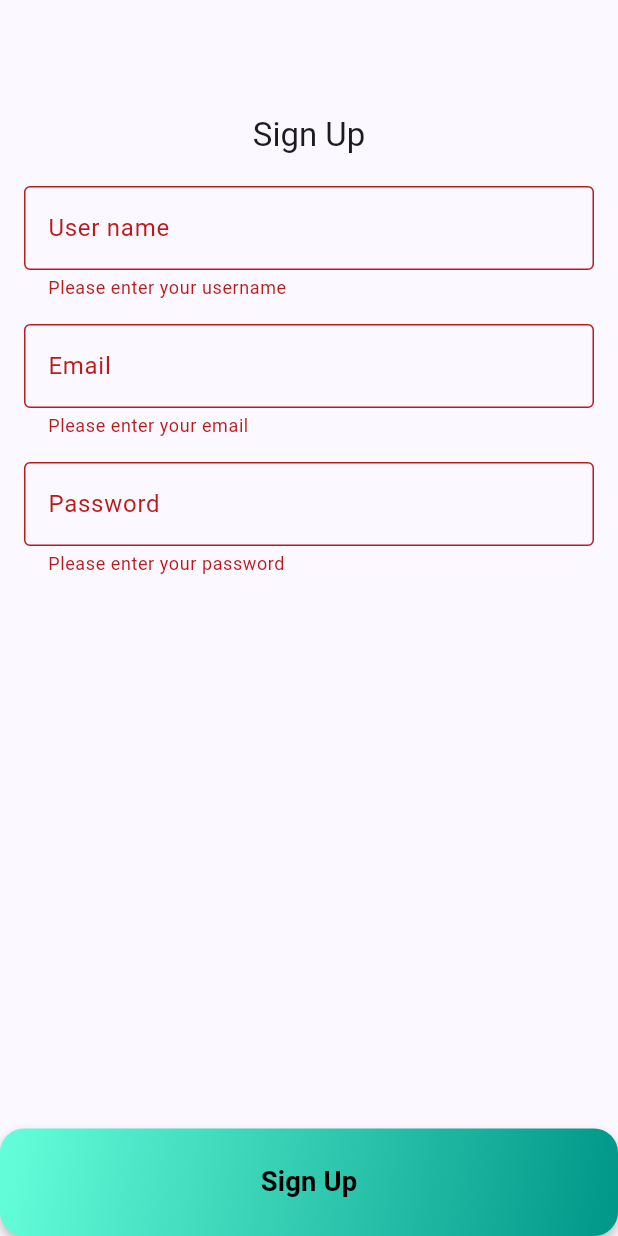
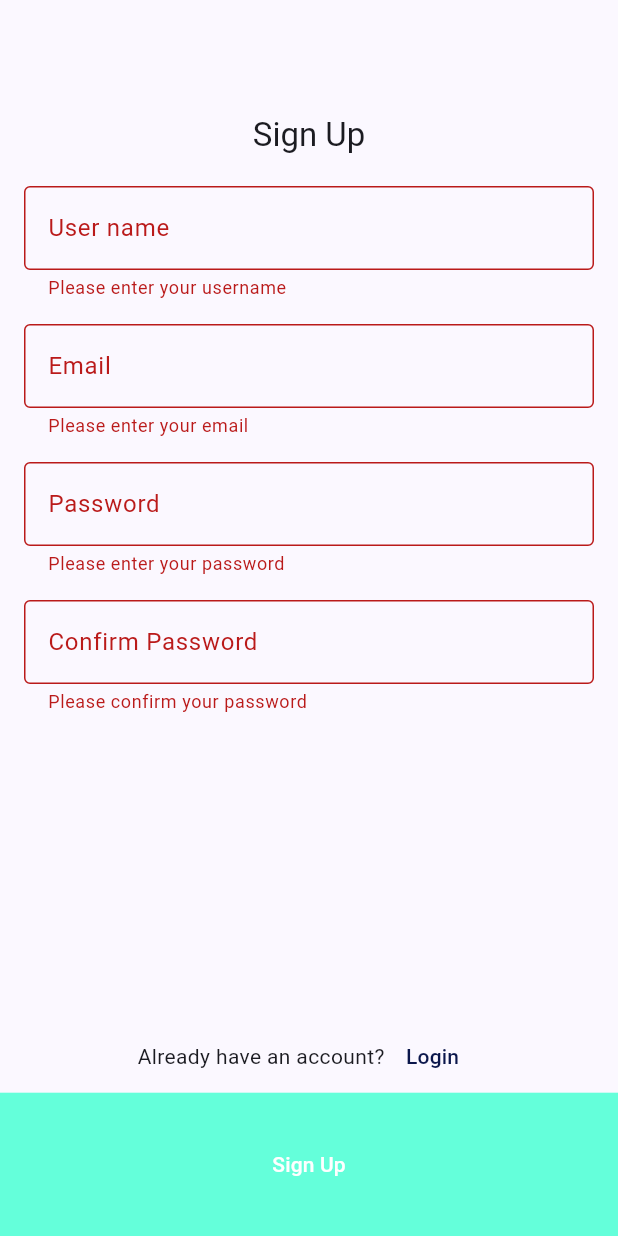
Before and after one commit to The-Black-Shadow/cryptox, a Flutter app: the SignupScreen screen opened by its route, after a tap on "Sign Up", on a phone screen of 412 x 824 dp. Run offline on Flutter 3.47's test engine with Material 3 defaults, Android fonts, the phone set to English and light mode, and no system bars; our stand-ins replace bloc, bloc_concurrency, cloud_firestore, equatable, firebase_auth, firebase_core and 9 more; missing offline and left inert: authentication_buttons, debounce_throttle, flutter_stripe; accounts and stored records are empty; generated files the repository leaves out were written again.

Commit message:
added logic to signUpwith email screen

```diff
--- a/lib/data/repositories/auth_repository.dart
+++ b/lib/data/repositories/auth_repository.dart
@@ -10,7 +10,7 @@ class AuthRepository {
   final FirebaseAuth _auth = FirebaseAuth.instance;
   final FirebaseFirestore _firestore = FirebaseFirestore.instance;
 
- Future<UserModel?> signInWithGoogle() async {
+  Future<UserModel?> signInWithGoogle() async {
     try {
       final GoogleSignInAccount? googleUser = await GoogleSignIn().signIn();
 
@@ -19,17 +19,20 @@ class AuthRepository {
         return null;
       }
 
-      final GoogleSignInAuthentication googleAuth = await googleUser.authentication;
+      final GoogleSignInAuthentication googleAuth =
+          await googleUser.authentication;
       final AuthCredential credential = GoogleAuthProvider.credential(
         accessToken: googleAuth.accessToken,
       );
 
-      final UserCredential authResult = await _auth.signInWithCredential(credential);
+      final UserCredential authResult = await _auth.signInWithCredential(
+        credential,
+      );
       final User? user = authResult.user;
 
       if (user != null) {
         // This now creates the user if they don't exist
-        await createUserInDatabase(user);
+        await createUserInDatabase(user, null);
         // After signing in, fetch the full profile (which includes the role)
         final userModel = await fetchUserProfile();
         return userModel;
@@ -41,8 +44,34 @@ class AuthRepository {
     }
   }
 
+  //signUp with email
+  Future<UserModel?> signUpWithEmail(
+    String email,
+    String password,
+    String username,
+  ) async {
+    try {
+      final credential = await _auth.createUserWithEmailAndPassword(
+        email: email,
+        password: password,
+      );
 
-  Future<void> createUserInDatabase(User user) async {
+      final user = credential.user;
+      if (user != null) {
+        // This now creates the user if they don't exist
+        await createUserInDatabase(user, username);
+        // After signing in, fetch the full profile (which includes the role)
+        final userModel = await fetchUserProfile();
+        return userModel;
+      }
+      return null;
+    } catch (error) {
+      debugPrint("Error signing in with Google: $error");
+      return null;
+    }
+  }
+
+  Future<void> createUserInDatabase(User user, String? username) async {
     try {
       final userDocRef = _firestore.collection('users').doc(user.uid);
       final userDoc = await userDocRef.get();
@@ -60,7 +89,7 @@ class AuthRepository {
       if (!userDoc.exists) {
         // User document does not exist, create it
         final data = UserModel(
-          userName: user.displayName ?? 'No Name',
+          userName: user.displayName ?? username!,
           userEmail: user.email ?? 'No Email',
           photoUrl: user.photoURL ?? '',
           phoneNumber: user.phoneNumber ?? '+88017xxxxxxxx',
--- a/lib/logic/bloc/signup/signup_bloc.dart
+++ b/lib/logic/bloc/signup/signup_bloc.dart
@@ -1,13 +1,28 @@
+// ignore_for_file: public_member_api_docs, sort_constructors_first
 import 'package:bloc/bloc.dart';
-import 'package:cryptox/data/repositories/auth_repository.dart';
 import 'package:equatable/equatable.dart';
 import 'package:flutter/widgets.dart';
+
+import 'package:cryptox/data/repositories/auth_repository.dart';
 
 part 'signup_event.dart';
 part 'signup_state.dart';
 
 class SignupBloc extends Bloc<SignupEvent, SignupState> {
-  SignupBloc(AuthRepository read) : super(SignupInitial()) {
-    on<SignupEvent>((event, emit) {});
+  AuthRepository authRepository;
+  SignupBloc(this.authRepository) : super(SignupInitial()) {
+    on<RequestEmailSignupEvent>((event, emit) async {
+      emit(SignupLoading());
+      try {
+        await authRepository.signUpWithEmail(
+          event.email,
+          event.password,
+          event.username,
+        );
+        emit(SignupSuccess());
+      } catch (e) {
+        emit(SignupFailure(e.toString()));
+      }
+    });
   }
 }
--- a/lib/logic/bloc/signup/signup_event.dart
+++ b/lib/logic/bloc/signup/signup_event.dart
@@ -6,3 +6,20 @@ sealed class SignupEvent extends Equatable {
   @override
   List<Object> get props => [];
 }
+
+class RequestEmailSignupEvent extends SignupEvent {
+  final String username;
+  final String email;
+  final String password;
+  final String confirmPassword;
+
+  const RequestEmailSignupEvent({
+    required this.username,
+    required this.email,
+    required this.password,
+    required this.confirmPassword,
+  });
+
+  @override
+  List<Object> get props => [username, email, password, confirmPassword];
+}
--- a/lib/logic/bloc/signup/signup_state.dart
+++ b/lib/logic/bloc/signup/signup_state.dart
@@ -11,4 +11,26 @@ final class SignupInitial extends SignupState {
   final TextEditingController usernameController = TextEditingController();
   final TextEditingController emailController = TextEditingController();
   final TextEditingController passwordController = TextEditingController();
+  final TextEditingController confirmPasswordController =
+      TextEditingController();
+  @override
+  List<Object> get props => [
+    usernameController,
+    emailController,
+    passwordController,
+    confirmPasswordController,
+  ];
 }
+
+class SignupLoading extends SignupState {}
+
+class SignupSuccess extends SignupState {}
+
+class SignupFailure extends SignupState {
+  final String errorMessage;
+
+  const SignupFailure(this.errorMessage);
+
+  @override
+  List<Object> get props => [errorMessage];
+}
--- a/lib/presentation/screen/auth/signup_screen.dart
+++ b/lib/presentation/screen/auth/signup_screen.dart
@@ -1,7 +1,11 @@
 import 'package:cryptox/logic/bloc/signup/signup_bloc.dart';
 import 'package:cryptox/presentation/widgets/full_width_button.dart';
+import 'package:cryptox/routes/route_pages.dart';
 import 'package:flutter/material.dart';
 import 'package:flutter_bloc/flutter_bloc.dart';
+import 'package:flutter_screenutil/flutter_screenutil.dart';
+import 'package:go_router/go_router.dart';
+import 'package:loading_animation_widget/loading_animation_widget.dart';
 
 class SignupScreen extends StatelessWidget {
   const SignupScreen({super.key});
@@ -9,7 +13,7 @@ class SignupScreen extends StatelessWidget {
   @override
   Widget build(BuildContext context) {
     //validate the form
-    final formkey = GlobalKey<FormState>();
+    final formKey = GlobalKey<FormState>();
     return Scaffold(
       appBar: AppBar(),
       body: SingleChildScrollView(
@@ -25,11 +29,23 @@ class SignupScreen extends StatelessWidget {
             ),
             SizedBox(height: 20.0),
 
-            BlocBuilder<SignupBloc, SignupState>(
+            BlocConsumer<SignupBloc, SignupState>(
+              listener: (context, state) {
+                if (state is SignupSuccess) {
+                  context.goNamed(Routes.HOME_ROUTE);
+                } else if (state is SignupFailure) {
+                  // Show an error message
+                  ScaffoldMessenger.of(context).showSnackBar(
+                    SnackBar(
+                      content: Text('Signup failed: ${state.errorMessage}'),
+                    ),
+                  );
+                }
+              },
               builder: (context, state) {
                 if (state is SignupInitial) {
                   return Form(
-                    key: formkey,
+                    key: formKey,
                     child: Column(
                       children: [
                         TextFormField(
@@ -77,6 +93,24 @@ class SignupScreen extends StatelessWidget {
                             return null;
                           },
                         ),
+                        SizedBox(height: 16.0),
+                        TextFormField(
+                          controller: state.confirmPasswordController,
+                          decoration: InputDecoration(
+                            labelText: 'Confirm Password',
+                            hintText: 'Confirm your Password',
+                            border: OutlineInputBorder(),
+                          ),
+                          obscureText: true,
+                          validator: (value) {
+                            if (value == null ||
+                                value.isEmpty ||
+                                value != state.passwordController.text) {
+                              return 'Please confirm your password';
+                            }
+                            return null;
+                          },
+                        ),
                       ],
                     ),
                   );
@@ -88,13 +122,60 @@ class SignupScreen extends StatelessWidget {
           ],
         ),
       ),
-      bottomNavigationBar: FullWidthButton(
-        buttonText: 'Sign Up',
-        onTap: () {
-          if (formkey.currentState!.validate()) {
-            // Call the signup function from the SignupBloc
-          }
-        },
+      bottomNavigationBar: Column(
+        mainAxisAlignment: MainAxisAlignment.center,
+        mainAxisSize: MainAxisSize.min,
+        crossAxisAlignment: CrossAxisAlignment.center,
+        children: [
+          Row(
+            mainAxisAlignment: MainAxisAlignment.center,
+            children: [
+              Text(
+                'Already have an account?',
+                style: Theme.of(context).textTheme.bodyMedium?.copyWith(
+                  color: Theme.of(context).colorScheme.onSurface,
+                ),
+              ),
+              TextButton(
+                onPressed: () => context.pushNamed(Routes.SIGNIN_ROUTE),
+                child: Text(
+                  'Login',
+                  style: Theme.of(context).textTheme.labelLarge?.copyWith(
+                    color: Theme.of(context).colorScheme.onPrimaryContainer,
+                  ),
+                ),
+              ),
+            ],
+          ),
+          BlocBuilder<SignupBloc, SignupState>(
+            builder: (context, state) {
+              return FullWidthButton(
+                buttonText: 'Sign Up',
+                backgroundColor: Colors.tealAccent,
+                buttonChild: state is SignupLoading
+                    ? LoadingAnimationWidget.discreteCircle(
+                        color: Colors.white,
+                        size: 35.w,
+                      )
+                    : null,
+                onTap: () {
+                  if (state is SignupInitial) {
+                    if (formKey.currentState!.validate()) {
+                      context.read<SignupBloc>().add(
+                        RequestEmailSignupEvent(
+                          username: state.usernameController.text,
+                          email: state.emailController.text,
+                          password: state.passwordController.text,
+                          confirmPassword: state.confirmPasswordController.text,
+                        ),
+                      );
+                    }
+                  }
+                },
+              );
+            },
+          ),
+        ],
       ),
     );
   }
--- a/lib/presentation/widgets/full_width_button.dart
+++ b/lib/presentation/widgets/full_width_button.dart
@@ -7,47 +7,39 @@ class FullWidthButton extends StatelessWidget {
     this.onTap,
     this.backgroundColor,
     this.textColor,
+    this.textStyle,
     required this.buttonText,
+    this.buttonChild,
   });
 
   final void Function()? onTap;
   final Color? backgroundColor;
   final Color? textColor;
   final String buttonText;
+  final TextStyle? textStyle;
+  final Widget? buttonChild;
 
   @override
   Widget build(BuildContext context) {
-    return GestureDetector(
+    return InkWell(
       onTap: onTap,
       child: Container(
-        height: 60.h,
-        width: double.infinity,
-        decoration: BoxDecoration(
-          gradient: backgroundColor == null
-              ? const LinearGradient(
-                  colors: [Colors.tealAccent, Colors.teal],
-                  begin: Alignment.topLeft,
-                  end: Alignment.bottomRight,
-                )
-              : null,
-          color: backgroundColor,
-          borderRadius: BorderRadius.circular(14.r),
-          boxShadow: [
-            BoxShadow(
-              color: Colors.black.withOpacity(0.25),
-              offset: const Offset(0, 4),
-              blurRadius: 6,
-            ),
-          ],
-        ),
-        alignment: Alignment.center,
-        child: Text(
-          buttonText,
-          style: Theme.of(context).textTheme.labelLarge?.copyWith(
-            color: textColor ?? Colors.black,
-            fontWeight: FontWeight.bold,
-            fontSize: 16.sp,
-          ),
+        height: 80.h,
+        color:
+            backgroundColor ?? Theme.of(context).colorScheme.onPrimaryContainer,
+        child: Center(
+          child:
+              buttonChild ??
+              Text(
+                buttonText,
+                style:
+                    textStyle ??
+                    Theme.of(context).textTheme.labelLarge?.copyWith(
+                      color:
+                          textColor ??
+                          Theme.of(context).colorScheme.onSecondary,
+                    ),
+              ),
         ),
       ),
     );
--- a/pubspec.yaml
+++ b/pubspec.yaml
@@ -54,6 +54,7 @@ dependencies:
   debounce_throttle: ^2.0.0
   flutter_stripe: ^11.5.0
   rxdart: ^0.28.0
+  loading_animation_widget: ^1.3.0
 
 dev_dependencies:
   flutter_test:
```
Also changed, not shown: pubspec.lock.
